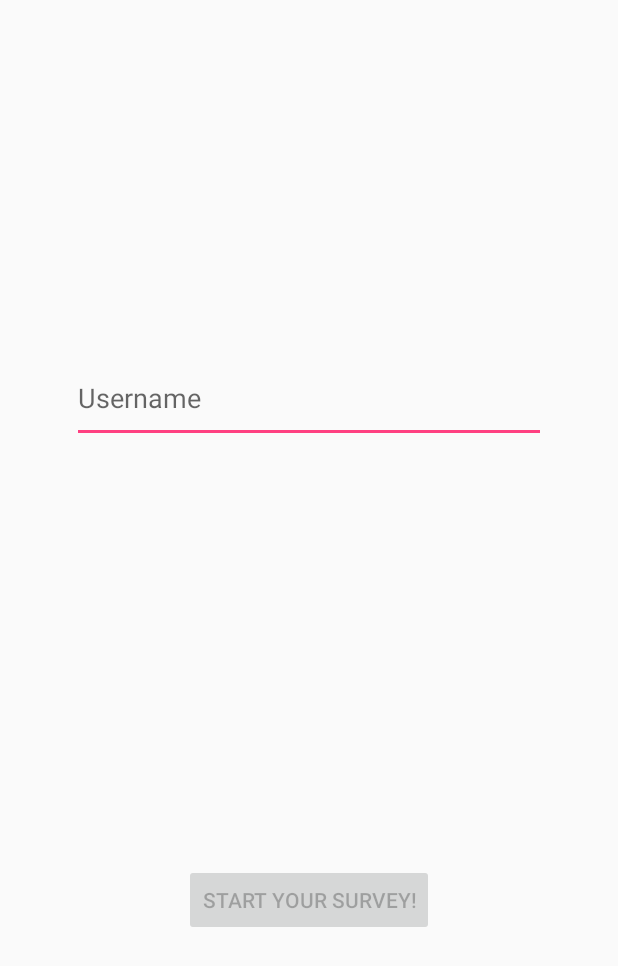
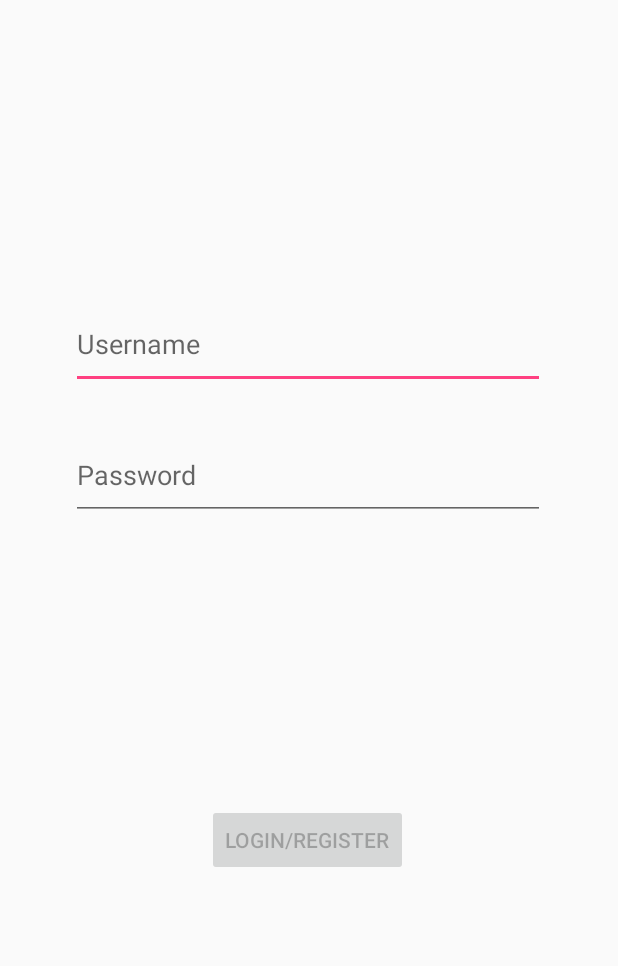
Before and after one commit to keisak1/WellBeing, an Android app built with Jetpack Compose: the screen it shows after launch (LoginActivity), on a phone screen of 412 x 824 dp. Shown: the top 966 px of the screen. Run offline under Robolectric (Android 15) with nearby library versions, the phone set to English and light mode, and no system bars; our stand-ins replace Room's generated code.

Commit message:
Login implemented with password
TODO: display an error if password is wrong

```diff
--- a/app/src/main/java/edu/ufp/pam/wellbeing/data/UserDataBase.kt
+++ b/app/src/main/java/edu/ufp/pam/wellbeing/data/UserDataBase.kt
@@ -10,7 +10,7 @@ import edu.ufp.pam.wellbeing.data.model.User
 import edu.ufp.pam.wellbeing.data.model.UserDAO
 
 
-@Database(entities = [User::class], version = 1)
+@Database(entities = [User::class], version = 2)
 abstract class UserDataBase : RoomDatabase() {
 
     abstract fun userDao(): UserDAO
@@ -44,5 +44,12 @@ abstract class UserDataBase : RoomDatabase() {
         userDao().insert(user)
     }
 
+    fun getUser(user: User): User? {
+       return userDao().getUserByDisplayName(user.displayName)
+    }
+
+    fun getUserByCredentials(user: User) : User?{
+        return userDao().getUserByCredentials(user.displayName, user.password)
+    }
 
 }
--- a/app/src/main/java/edu/ufp/pam/wellbeing/data/model/User.kt
+++ b/app/src/main/java/edu/ufp/pam/wellbeing/data/model/User.kt
@@ -9,5 +9,6 @@ import androidx.room.PrimaryKey
 @Entity(tableName = "user")
 data class User(
     val displayName: String,
+    val password: String,
     @PrimaryKey(autoGenerate = true) val id: Int = 0
 )
--- a/app/src/main/java/edu/ufp/pam/wellbeing/data/model/UserDAO.kt
+++ b/app/src/main/java/edu/ufp/pam/wellbeing/data/model/UserDAO.kt
@@ -10,7 +10,13 @@ interface UserDAO {
     @Delete
     fun update(user: User)
 
-   /**@Query("select * from note_table order by priority desc")
+    @Query("SELECT * FROM user WHERE displayName = :displayName")
+    fun getUserByDisplayName(displayName: String): User?
+
+    @Query("SELECT * FROM user WHERE displayName = :displayName AND password = :password")
+    fun getUserByCredentials(displayName: String, password: String): User?
+
+    /**@Query("select * from note_table order by priority desc")
    fun getAllNotes(): LiveData<List<Note>>**/
 
 
--- a/app/src/main/res/layout/activity_login.xml
+++ b/app/src/main/res/layout/activity_login.xml
@@ -15,25 +15,41 @@
         android:id="@+id/username"
         android:layout_width="316dp"
         android:layout_height="59dp"
-        android:layout_marginTop="220dp"
+        android:layout_marginTop="184dp"
         android:autofillHints="@string/username"
         android:hint="@string/username"
         android:inputType="text"
         android:selectAllOnFocus="true"
         app:layout_constraintEnd_toEndOf="parent"
+        app:layout_constraintHorizontal_bias="0.494"
         app:layout_constraintStart_toStartOf="parent"
         app:layout_constraintTop_toTopOf="parent" />
+
+    <EditText
+        android:id="@+id/password"
+        android:layout_width="316dp"
+        android:layout_height="59dp"
+        android:layout_marginTop="28dp"
+        android:autofillHints="@string/password"
+        android:hint="@string/password"
+        android:inputType="textPassword"
+        android:selectAllOnFocus="true"
+        app:layout_constraintEnd_toEndOf="parent"
+        app:layout_constraintHorizontal_bias="0.494"
+        app:layout_constraintStart_toStartOf="parent"
+        app:layout_constraintTop_toBottomOf="@+id/username" />
 
     <Button
         android:id="@+id/login"
         android:layout_width="wrap_content"
         android:layout_height="wrap_content"
         android:layout_gravity="start"
-        android:layout_marginBottom="184dp"
+        android:layout_marginBottom="224dp"
         android:enabled="false"
         android:text="@string/action_sign_in"
         app:layout_constraintBottom_toBottomOf="parent"
         app:layout_constraintEnd_toEndOf="parent"
+        app:layout_constraintHorizontal_bias="0.497"
         app:layout_constraintStart_toStartOf="parent" />
 
     <ProgressBar
@@ -42,11 +58,12 @@
         android:layout_height="wrap_content"
         android:layout_gravity="center"
         android:layout_marginTop="64dp"
+        android:layout_marginEnd="168dp"
         android:layout_marginBottom="64dp"
         android:visibility="gone"
         app:layout_constraintBottom_toBottomOf="parent"
         app:layout_constraintEnd_toEndOf="parent"
         app:layout_constraintTop_toTopOf="parent"
-        app:layout_constraintVertical_bias="0.3" />
+        app:layout_constraintVertical_bias="0.401" />
 
 </androidx.constraintlayout.widget.ConstraintLayout>
--- a/app/src/main/res/values/strings.xml
+++ b/app/src/main/res/values/strings.xml
@@ -2,13 +2,15 @@
     <string name="app_name">WellBeing</string>
     <string name="title_activity_login">LoginActivity</string>
     <string name="username">Username</string>
+    <string name="password">Password</string>
     <string name="prompt_password">Password</string>
-    <string name="action_sign_in">Start your survey!</string>
+    <string name="action_sign_in">Login/Register</string>
     <string name="action_sign_in_short">Sign in</string>
     <string name="welcome">"Welcome !"</string>
     <string name="invalid_username">Not a valid username</string>
     <string name="invalid_password">Password must be >5 characters</string>
-    <string name="login_failed">"Login failed"</string>
+    <string name="wrong_password">Password is wrong</string>
+    <string name="login_failed">"Not a valid username/password"</string>
     <string name="title_activity_home_page">HomePageActivity</string>
     <string name="navigation_drawer_open">Open navigation drawer</string>
     <string name="navigation_drawer_close">Close navigation drawer</string>
```
Also changed, not shown: app/src/main/java/edu/ufp/pam/wellbeing/data/LoginDataSource.kt (+15 -7 lines), app/src/main/java/edu/ufp/pam/wellbeing/data/LoginRepository.kt (+30 -3 lines), app/src/main/java/edu/ufp/pam/wellbeing/data/Result.kt (+8 -1 lines), app/src/main/java/edu/ufp/pam/wellbeing/ui/login/LoginActivity.kt (+18 -5 lines), app/src/main/java/edu/ufp/pam/wellbeing/ui/login/LoginViewModel.kt (+5 -3 lines).
